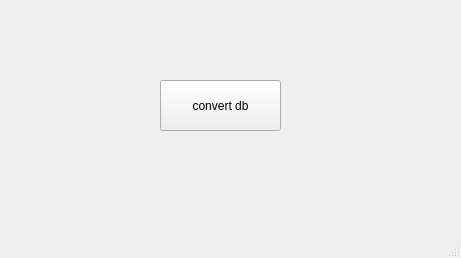
Above: mainwindow.ui from alkotobi/DBConverterWin before the change. Below: the same form after it.
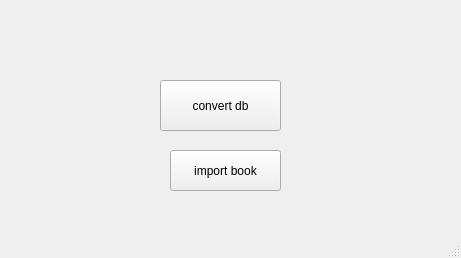
That is the form after the change.

The edit to the form file:
```diff
--- a/mainwindow.ui
+++ b/mainwindow.ui
@@ -27,6 +27,19 @@
      <string>convert db</string>
     </property>
    </widget>
+   <widget class="QPushButton" name="bkImport">
+    <property name="geometry">
+     <rect>
+      <x>170</x>
+      <y>150</y>
+      <width>111</width>
+      <height>41</height>
+     </rect>
+    </property>
+    <property name="text">
+     <string>import book</string>
+    </property>
+   </widget>
   </widget>
   <widget class="QMenuBar" name="menubar">
    <property name="geometry">
```
